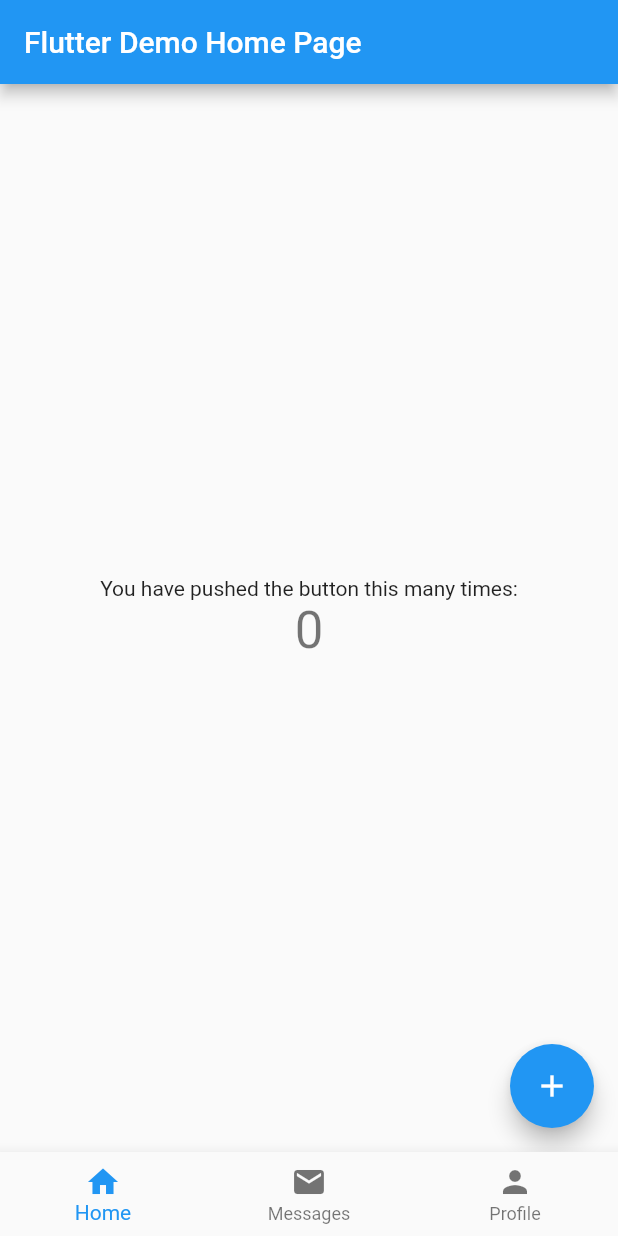
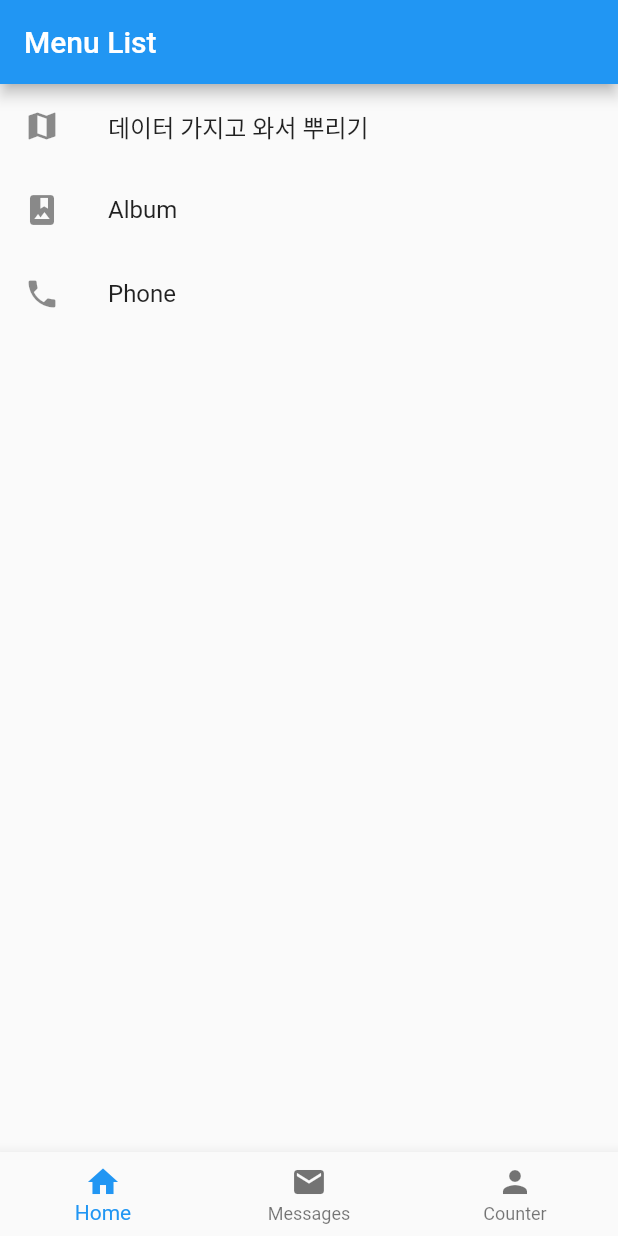
Before and after one commit to bipark/flutter_study, a Flutter app: the screen it shows after launch, on a phone screen of 412 x 824 dp. Run offline on Flutter 3.47's test engine with Material 2 defaults, Android fonts, the phone set to English and light mode, and no system bars.

Commit message:
푸시 네이게이션 연습

```diff
--- a/flutter_study/lib/counter_widget.dart
+++ b/flutter_study/lib/counter_widget.dart
@@ -2,8 +2,8 @@ import 'package:flutter/material.dart';
 
 
 class MyHomePage extends StatefulWidget {
-  MyHomePage({Key key, this.title}) : super(key: key);
-  final String title;
+
+  MyHomePage();
 
   @override
   _MyHomePageState createState() => _MyHomePageState();
@@ -22,7 +22,7 @@ class _MyHomePageState extends State<MyHomePage> {
   Widget build(BuildContext context) {
     return Scaffold(
       appBar: AppBar(
-        title: Text(widget.title),
+        title: Text('Stateful Counter'),
       ),
       body: Center(
         child: Column(
--- a/flutter_study/lib/home_widget.dart
+++ b/flutter_study/lib/home_widget.dart
@@ -2,6 +2,7 @@ import 'package:flutter/material.dart';
 
 import 'placeholder_widget.dart';
 import 'counter_widget.dart';
+import 'main_list_widget.dart';
 
 class Home extends StatefulWidget {
   @override
@@ -13,9 +14,9 @@ class Home extends StatefulWidget {
 class _HomeState extends State<Home> {
   int _currentIndex = 0;
   final List<Widget> _children = [
-    MyHomePage(title: 'Flutter Demo Home Page'),
-    PlaceholderWidget(Colors.deepOrange),
-    PlaceholderWidget(Colors.green)
+    MenuListWidget(),
+    PlaceholderWidget(Colors.green, "Profile"),
+    MyHomePage()
   ];
 
   void onTabTapped(int index) {
@@ -42,7 +43,7 @@ class _HomeState extends State<Home> {
           ),
           BottomNavigationBarItem(
               icon: Icon(Icons.person),
-              title: Text('Profile')
+              title: Text('Counter')
           )
         ],
       ),
--- /dev/null
+++ b/flutter_study/lib/main_list_widget.dart
@@ -0,0 +1,40 @@
+import 'package:flutter/material.dart';
+import 'get_list_and_show.dart';
+
+
+class MenuListWidget extends StatelessWidget {
+
+  MenuListWidget();
+
+  @override
+  Widget build(BuildContext context) {
+    return Scaffold(
+        appBar: AppBar(
+          title: Text("Menu List"),
+        ),
+        body: ListView(
+          children: <Widget>[
+            ListTile(
+              leading: Icon(Icons.map),
+              title: Text('데이터 가지고 와서 뿌리기'),
+              onTap: (){
+                Navigator.push(
+                  context,
+                  MaterialPageRoute(builder: (context) => GetListAndShow()),
+                );
+              },
+            ),
+            ListTile(
+              leading: Icon(Icons.photo_album),
+              title: Text('Album'),
+            ),
+            ListTile(
+              leading: Icon(Icons.phone),
+              title: Text('Phone'),
+            ),
+          ],
+        )
+    );
+  }
+
+}
```
Also changed, not shown: flutter_study/lib/get_list_and_show.dart (added, +19 -0 lines), flutter_study/lib/placeholder_widget.dart (+10 -3 lines), 1 other file.
